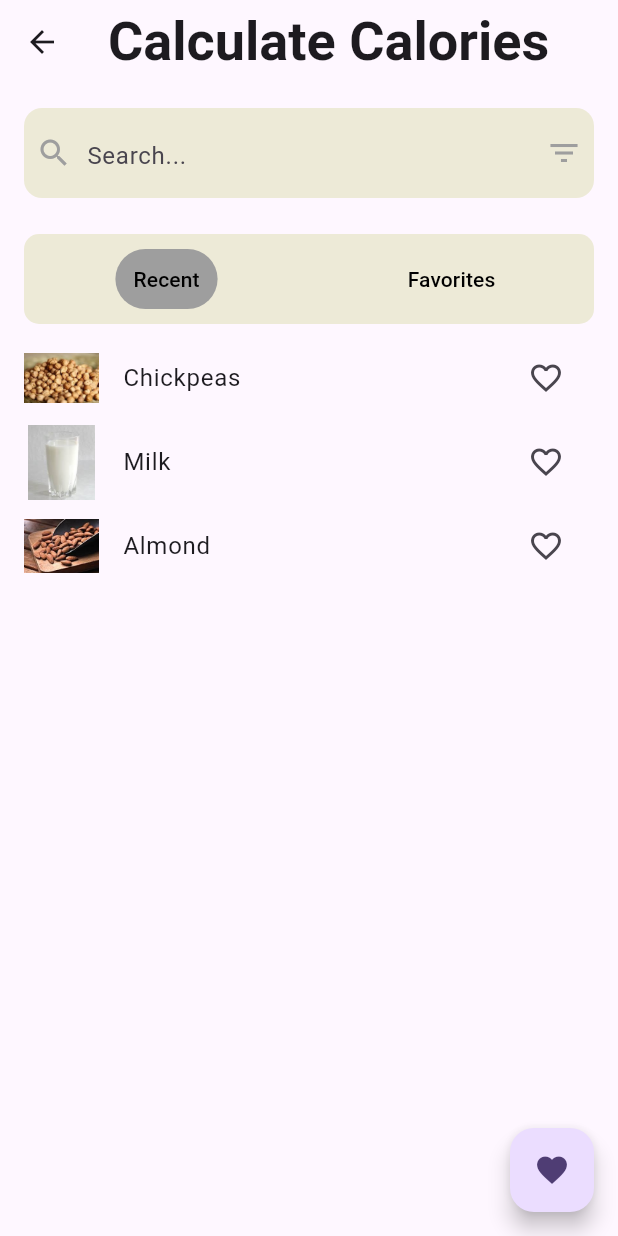
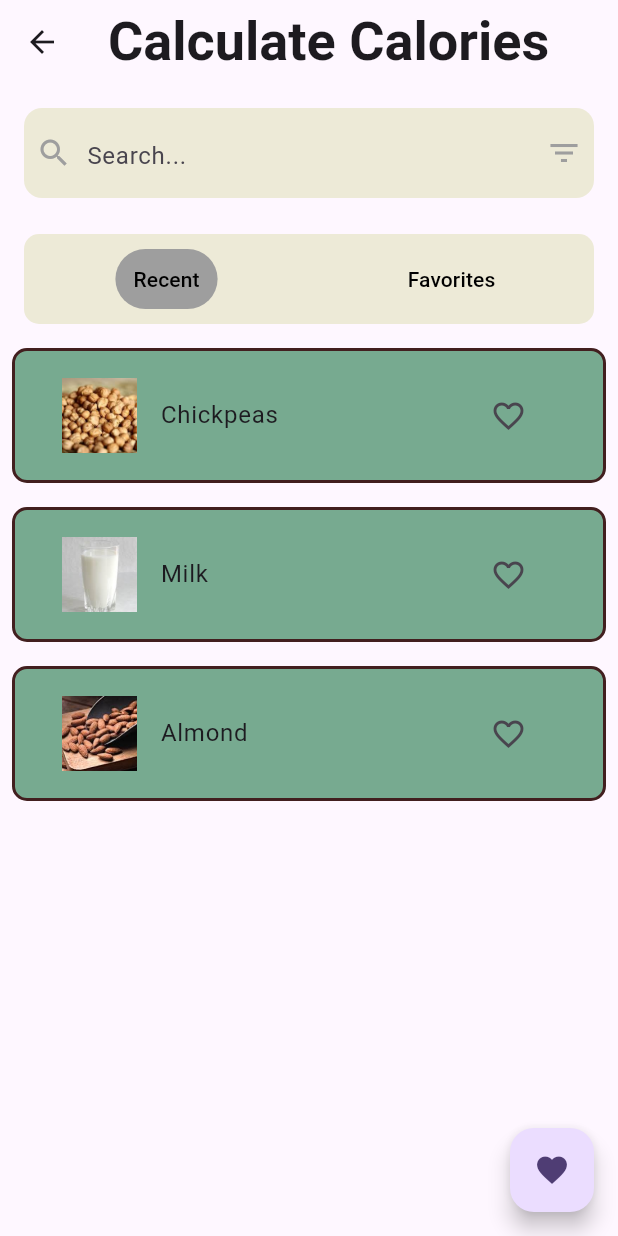
Before and after one commit to Shrijana1029/fitnessapp, a Flutter app: the BreakFast screen opened directly, on a phone screen of 412 x 824 dp. Run offline on Flutter 3.47's test engine with Material 3 defaults, Android fonts, the phone set to English and light mode, and no system bars; our stand-ins replace another_carousel_pro, awesome_notifications, cloud_firestore, firebase_auth, firebase_core, fl_chart and 6 more; accounts and stored records are empty.

Commit message:
Sauj : Add to favorites design

```diff
--- a/lib/main.dart
+++ b/lib/main.dart
@@ -1,25 +1,7 @@
 import 'package:awesome_notifications/awesome_notifications.dart';
-import 'package:fitnessapp/screens/foods/breakfast_page.dart';
+import 'package:fitnessapp/screens/foods/controller.dart';
 import 'package:fitnessapp/screens/front_page.dart';
 
-import 'package:fitnessapp/get-api/data_get.dart';
-import 'package:fitnessapp/screens/activity/activity_tracking.dart';
-import 'package:fitnessapp/screens/foods/breakfast_page.dart';
-import 'package:fitnessapp/screens/extra.dart';
-
-import 'package:fitnessapp/screens/foods/food_details.dart';
-import 'package:fitnessapp/screens/front_page.dart';
-import 'package:fitnessapp/screens/home.dart';
-import 'package:fitnessapp/screens/login_signup/calender.dart';
-import 'package:fitnessapp/screens/login_signup/change_password.dart';
-import 'package:fitnessapp/screens/login_signup/edit_personalInfo.dart';
-import 'package:fitnessapp/screens/login_signup/forgot_password.dart';
-import 'package:fitnessapp/screens/login_signup/login_page.dart';
-
-import 'package:fitnessapp/screens/login_signup/user_info.dart';
-import 'package:fitnessapp/screens/manage_profle.dart';
-
-import 'package:fitnessapp/screens/profile.dart';
 // import 'package:fitnessapp/screens/profile.dart';
 import 'package:flutter/material.dart';
 import 'package:firebase_core/firebase_core.dart';
@@ -31,6 +13,7 @@ final GlobalKey<ScaffoldMessengerState> scaffoldKey =
 
 void main() async {
   //connecting project with firebase
+  Get.lazyPut(() => FavoritesController());
   WidgetsFlutterBinding.ensureInitialized();
   await Firebase.initializeApp();
   AwesomeNotifications().initialize(null, [
--- a/lib/screens/foods/breakfast_page.dart
+++ b/lib/screens/foods/breakfast_page.dart
@@ -7,7 +7,7 @@ import '../foods/controller.dart';
 import 'food_list.dart';
 
 class BreakFast extends StatefulWidget {
-  BreakFast({super.key});
+  const BreakFast({super.key});
 
   @override
   State<BreakFast> createState() => _BreakFastState();
@@ -31,10 +31,10 @@ class _BreakFastState extends State<BreakFast> {
           //////////SEARCH///////////////
           Padding(
             padding: const EdgeInsets.all(16.0),
-            child: Container(
+            child: SizedBox(
               height: 60,
               child: Container(
-                padding: EdgeInsets.all(8),
+                padding: const EdgeInsets.all(8),
                 decoration: BoxDecoration(
                   color: Theme.of(context).primaryColorLight,
                   borderRadius: BorderRadius.circular(12),
@@ -112,30 +112,60 @@ class _BreakFastState extends State<BreakFast> {
               itemCount: foodList.length,
               itemBuilder: (context, index) {
                 final food = foodList[index];
-                return ListTile(
-                  leading: Image.asset(food.image1, width: 50, height: 50),
-                  title: Text(food.name),
-                  trailing: Obx(() {
-                    //remember it returns bool value //
+                return Obx(() {
+                  // Check if the food item is a favorite
                   final isFavorite =
                       favoritesController.favoriteFoods.contains(food);
-                    //
-                    return IconButton(
+
+                  return Padding(
+                      padding: const EdgeInsets.all(8.0),
+                      child: Container(
+                        decoration: BoxDecoration(
+                          color: const Color.fromARGB(255, 119, 170, 144),
+                          border: Border.all(
+                            color: const Color.fromARGB(255, 66, 31, 31),
+                            width: 2,
+                          ),
+                          borderRadius:
+                              BorderRadius.circular(10), // Add this line
+                        ),
+                        child: Container(
+                          padding: const EdgeInsets.all(15),
+                          child: ListTile(
+                            leading: Container(
+                              decoration: BoxDecoration(
+                                borderRadius:
+                                    BorderRadius.circular(30), // Add this line
+                              ),
+                              child: Image.asset(
+                                food.image1,
+                                fit: BoxFit.cover,
+                                width: 50,
+                                height: 50,
+                              ),
+                            ),
+                            title: Text(food.name),
+                            trailing: IconButton(
                               icon: Icon(
-                        isFavorite ? Icons.favorite : Icons.favorite_border,
+                                isFavorite
+                                    ? Icons.favorite
+                                    : Icons.favorite_border,
                                 color: isFavorite ? Colors.red : null,
                               ),
                               onPressed: () {
+                                // Toggle the favorite status
                                 if (isFavorite) {
                                   favoritesController.removeFromFavorites(food);
                                 } else {
                                   favoritesController.addToFavorites(food);
                                 }
                               },
-                    );
-                  }),
+                            ),
                             onTap: () => Get.to(() => FoodDetail(food: food)),
-                );
+                          ),
+                        ),
+                      ));
+                });
               },
             ),
           ),
--- a/lib/screens/foods/food_list.dart
+++ b/lib/screens/foods/food_list.dart
@@ -39,7 +39,7 @@ class Food {
 //yo list ma cha Food class ko object banauna milxa
 List<Food> foodList = [
   //objects of food class
-  Food(
+  const Food(
     name: 'Chickpeas',
     image1: 'assets/img/chickpeas.jpg',
     image2: 'assets/img/chckps.jpg',
@@ -55,7 +55,7 @@ List<Food> foodList = [
     sfat: '0.27g',
     ufat: '1.58g',
   ),
-  Food(
+  const Food(
     name: 'Milk',
     image1: 'assets/img/milk1.jpg',
     image2: 'assets/img/milk2.jpg',
@@ -71,7 +71,7 @@ List<Food> foodList = [
     sfat: '1.87g',
     ufat: '1.1g',
   ),
-  Food(
+  const Food(
     name: 'Almond',
     image1: 'assets/img/almond1.jpg',
     image2: 'assets/img/almond2.jpg',
--- a/lib/screens/front_page.dart
+++ b/lib/screens/front_page.dart
@@ -1,6 +1,4 @@
 // import 'package:fitnessapp/profile/profile_view.dart';
-import 'package:awesome_notifications/awesome_notifications.dart';
-import 'package:fitnessapp/firebase_services/notification_services.dart';
 import 'package:fitnessapp/screens/profile/profile_view.dart';
 import 'package:fitnessapp/screens/activity/activity_tracking.dart';
 import 'package:fitnessapp/screens/foods/breakfast_page.dart';
@@ -30,7 +28,7 @@ class _FrontPageState extends State<FrontPage> {
   List<Widget> _buildScreens() {
     return [
       const ActivityTracker(),
-      BreakFast(),
+      const BreakFast(),
       const Home(),
       const ProfileView(),
       // EditPersonalinfo(),
```
Lines whose indentation alone changed are shown as unchanged.
